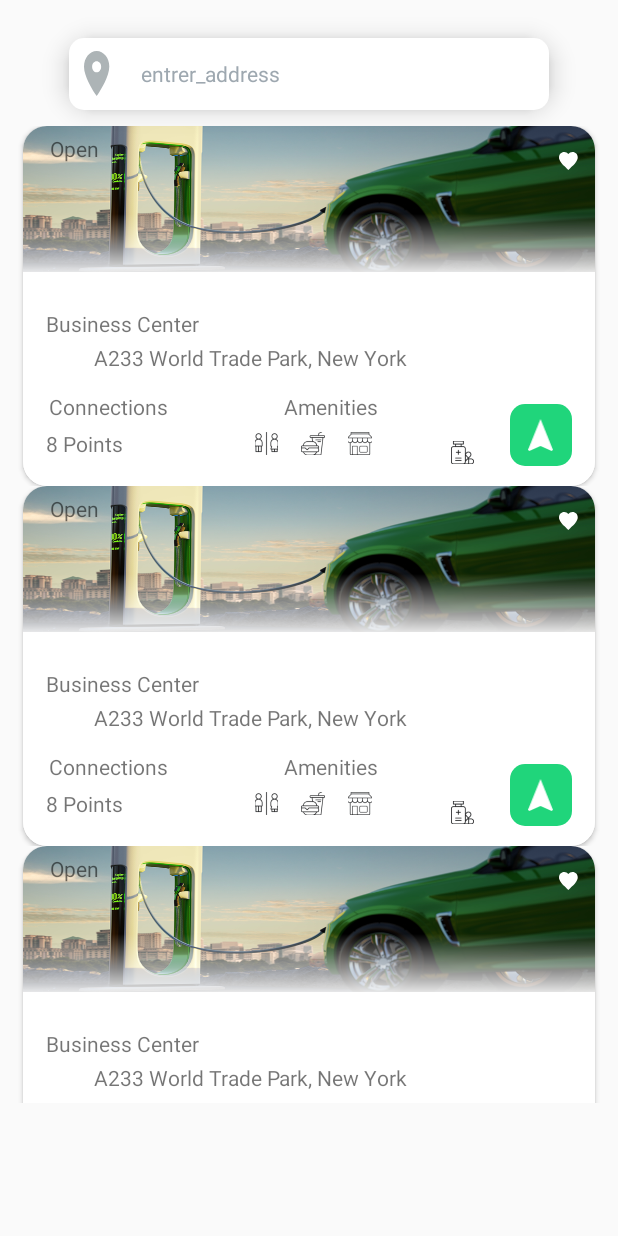
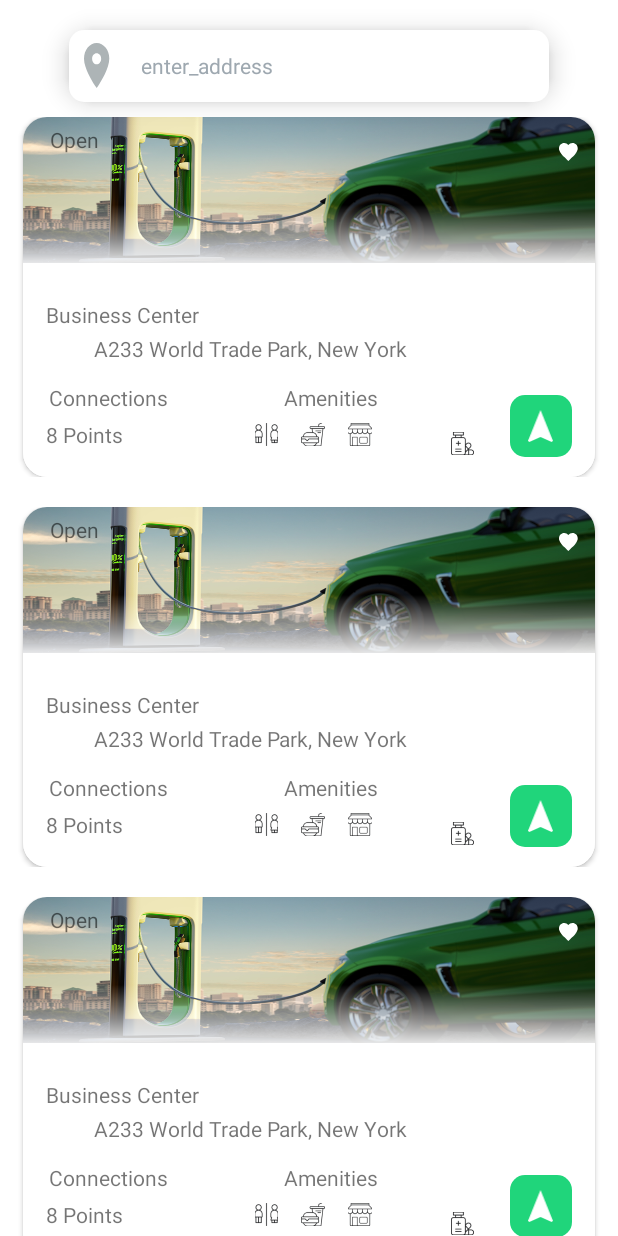
Before and after one commit to sollarp/EV-MapBox, an Android app: the layout fragment_searchlist.xml on its own in the app's theme, with its tools: preview values and no code run, on a phone screen of 412 x 824 dp. Run offline under Robolectric (Android 15) with nearby library versions, the phone set to English and light mode, and no system bars.

```diff
--- a/app/src/main/res/layout/fragment_searchlist.xml
+++ b/app/src/main/res/layout/fragment_searchlist.xml
@@ -5,14 +5,14 @@
     xmlns:tools="http://schemas.android.com/tools"
     android:layout_width="match_parent"
     android:layout_height="match_parent"
-    android:background="#0000">
+    android:background="@color/white_A700">
 
     <include
         android:id="@+id/searchbar_layout"
         layout="@layout/layout_searchbar"
         android:layout_width="wrap_content"
         android:layout_height="wrap_content"
-        app:layout_constraintBottom_toTopOf="@id/recycle_search"
+        android:layout_margin="20dp"
         app:layout_constraintEnd_toEndOf="parent"
         app:layout_constraintHorizontal_bias="0.5"
         app:layout_constraintStart_toStartOf="parent"
@@ -22,9 +22,8 @@
     <androidx.recyclerview.widget.RecyclerView
         android:id="@+id/recycle_search"
         android:layout_width="match_parent"
-        android:layout_height="651dp"
-        android:layout_marginTop="84dp"
-        app:layout_constraintTop_toTopOf="parent"
+        android:layout_height="0dp"
+        app:layout_constraintTop_toBottomOf="@id/searchbar_layout"
         tools:layout_editor_absoluteX="-1dp"
         tools:listitem="@layout/item_cardview" />
 
--- a/app/src/main/res/layout/item_cardview.xml
+++ b/app/src/main/res/layout/item_cardview.xml
@@ -3,11 +3,13 @@
     xmlns:android="http://schemas.android.com/apk/res/android"
     xmlns:app="http://schemas.android.com/apk/res-auto"
     xmlns:tools="http://schemas.android.com/tools"
+    android:layout_marginTop="10dp"
+    android:layout_marginBottom="10dp"
     android:layout_width="wrap_content"
     android:layout_height="wrap_content">
 
     <androidx.cardview.widget.CardView
-        android:id="@+id/item_cardviewLin"
+        android:id="@+id/item_cardViewLinear"
         android:layout_width="wrap_content"
         android:layout_height="wrap_content"
         android:layout_marginEnd="15dp"
--- a/app/src/main/res/values/strings.xml
+++ b/app/src/main/res/values/strings.xml
@@ -3,7 +3,7 @@
     <string name="location_details">location details</string>
     <string name="address">address</string>
     <string name="datelaststatusupdate">DateLastStatusUpdate</string>
-    <string name="enter_address_city_or_zip_code">entrer_address</string>
+    <string name="enter_address_city_or_zip_code">enter_address</string>
     <string name="go">Go</string>
     <!-- TODO: Remove or change this placeholder text -->
     <string name="magnify">magnify</string>
```
Also changed, not shown: app/src/main/java/com/example/ev_mapbox/ui/searchscreen/SearchRecycleAdapter.kt (+21 -19 lines), 114 other files.
